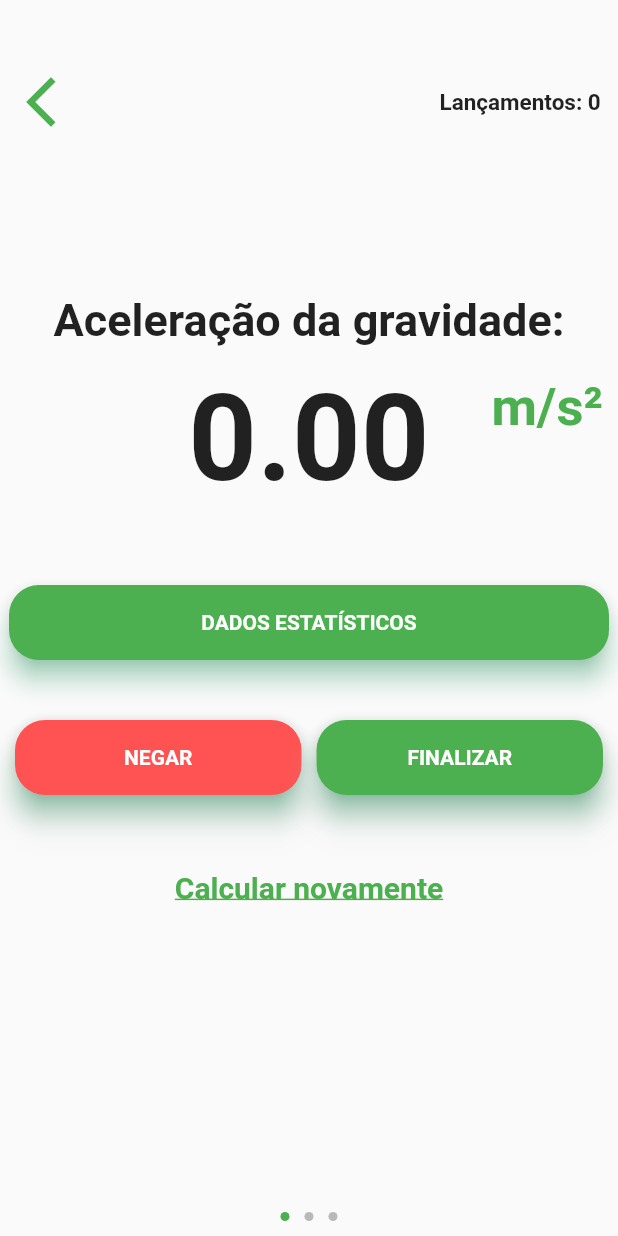
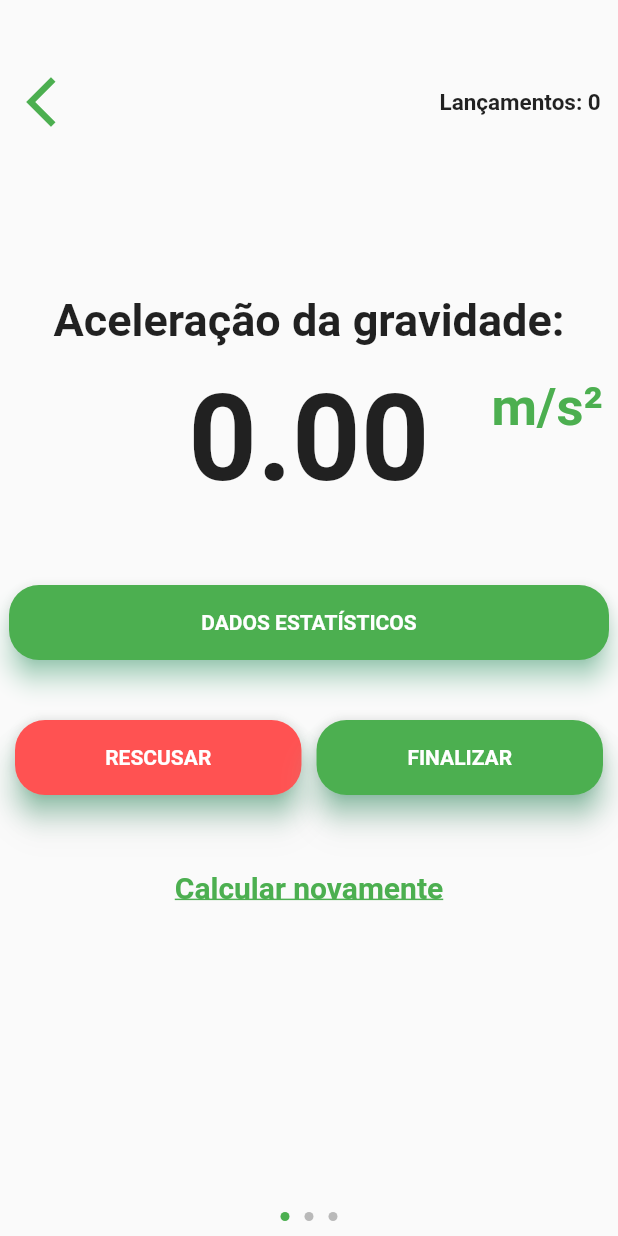
Before and after one commit to FonteneleLucas/experiment-gravitational-acceleration, a Flutter app: the ShowData screen opened by its route, on a phone screen of 412 x 824 dp. Run offline on Flutter 3.47's test engine with Material 2 defaults, Android fonts, the phone set to English and light mode, and no system bars; drawn by our look-alikes of page_indicator; our stand-ins replace charts_flutter, flutter_bluetooth_serial; Roboto replaces fonts that are missing (Montserrat); statements that could not run were skipped.

Commit message:
corrigindo bugs do tempo

```diff
--- a/lib/main.dart
+++ b/lib/main.dart
@@ -12,6 +12,6 @@ void main() => runApp(new MaterialApp(
     '/showTable': (BuildContext context) => new ShowTable(),
     '/showChart': (BuildContext context) => new ShowChart(),
   },
-//  home: new HomePage(),
-    home: new ShowData()
+  home: new HomePage(),
+//    home: new ShowData()
 ));
--- a/lib/showData.dart
+++ b/lib/showData.dart
@@ -91,7 +91,7 @@ class _ShowDataState extends State<ShowData> {
     gravity.dados.removeLast();
     gravity.clearLast(--contador);
     amostras = contador;
-    end = false;
+    end = false;//
     if(gravity.dados.length > 0){
       gravidadeText = gravity.dados.last.gravidade.toStringAsFixed(2);
     }else{
@@ -110,7 +110,12 @@ class _ShowDataState extends State<ShowData> {
       setState(() {
 //        print('Read: $msg');
         _text.text += msg;
-        tempo = double.parse(_text.text.toString());
+        try{
+          tempo = double.parse(_text.text.toString());
+        }on FormatException{
+          print("Error");
+        }
+
 
         _text.text = "";
 
@@ -122,6 +127,7 @@ class _ShowDataState extends State<ShowData> {
           print(tempo);
           print(contador);
           gravity.setValues(++contador, tempo);
+
           end = false;
           gravidadeText = gravity.dados.last.gravidade.toStringAsFixed(2);
           amostras = contador;
@@ -403,7 +409,7 @@ class _ShowDataState extends State<ShowData> {
                                           elevation: 7,
                                           child: Center(
                                             child: Text(
-                                              "NEGAR",
+                                              "RESCUSAR",
                                               style: TextStyle(
                                                   color: Colors.white,
                                                   fontWeight: FontWeight.bold,
@@ -665,7 +671,7 @@ class _ShowDataState extends State<ShowData> {
 
 
                                                         Center(
-                                                          child: Text(control == false ? "0.00" : gravity.medianaGravidade().toStringAsFixed(2),
+                                                          child: Text(end == false ? "0.00" : gravity.medianaGravidade().toStringAsFixed(2),
                                                               style: TextStyle(fontSize: 45,fontFamily: 'Montserrat', fontWeight: FontWeight.bold)
                                                           ),
                                                         )
@@ -698,7 +704,7 @@ class _ShowDataState extends State<ShowData> {
                                                         ),
 
                                                         Center(
-                                                          child: Text(control == false ? "0.00" : gravity.medianaTempo().toStringAsFixed(2),
+                                                          child: Text(end == false ? "0.00" : gravity.medianaTempo().toStringAsFixed(2),
                                                               style: TextStyle(fontSize: 45,fontFamily: 'Montserrat', fontWeight: FontWeight.bold)
                                                           ),
                                                         )
```
Also changed, not shown: lib/Gravity.dart (+5 -3 lines).
